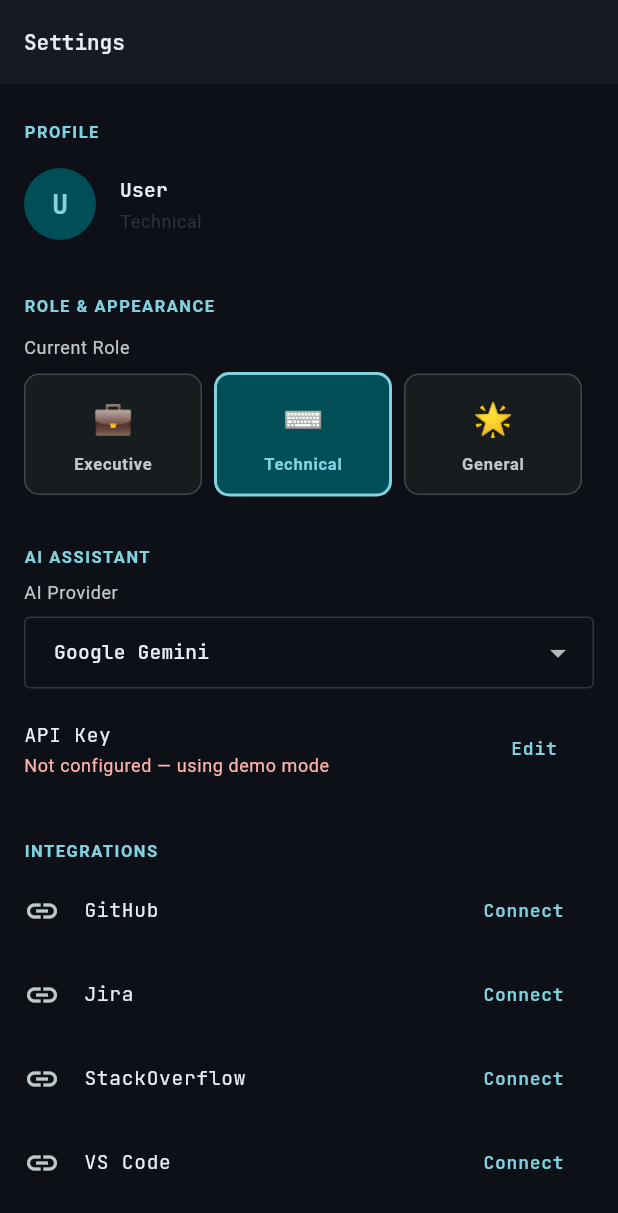
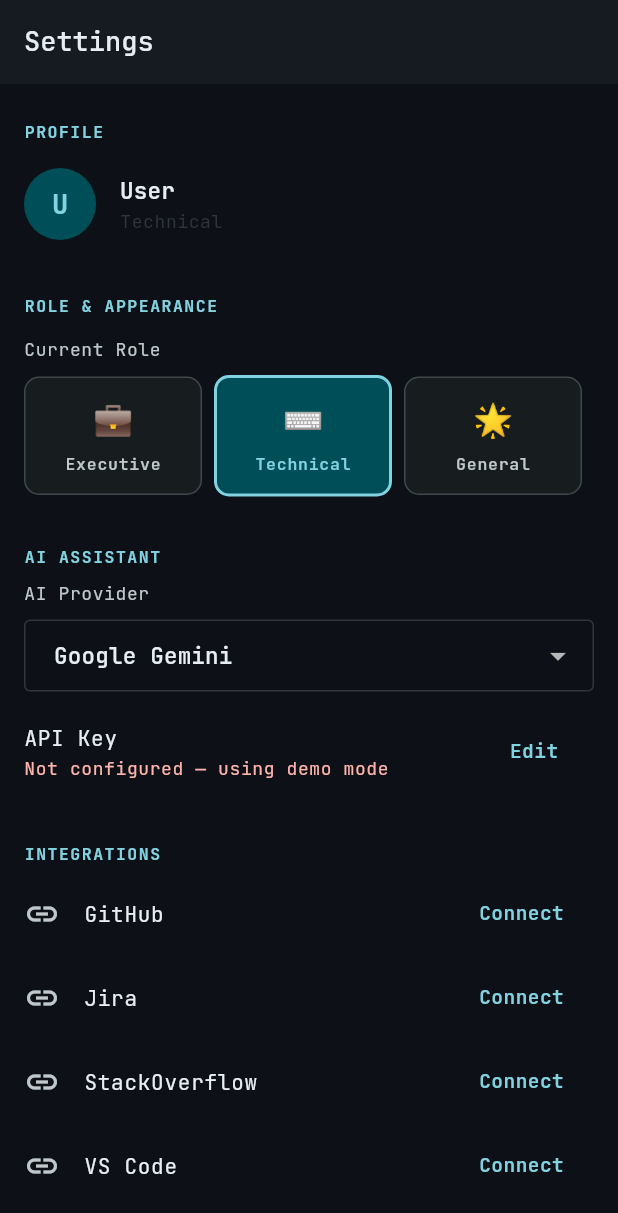
Before and after one commit to mkmishra-mkm/aprilai, a Flutter app: the SettingsScreen screen opened by its route, after a tap on "Executive", after a tap on "⌨️", on a phone screen of 412 x 824 dp. Shown: the top 1213 px of the screen. Run offline on Flutter 3.47's test engine with Material 3 defaults, Android fonts, the phone set to English and light mode, and no system bars; drawn by our look-alikes of flutter_animate; our stand-ins replace flutter_markdown, flutter_riverpod, go_router, google_fonts, shared_preferences; accounts and stored records are empty.

Commit message:
fix: compatibility with newer Flutter/Dart versions
- Remove empty assets/images and assets/animations dirs from pubspec.yaml
- Replace CardTheme with CardThemeData (breaking change in Flutter 3.29+)
- Replace GoogleFonts.*TextTheme() wrappers with direct fontFamily approach
  to fix const evaluation error with FontWeight map keys in google_fonts 6.x

Co-authored-by: mkmishra-mkm <mkmishra-mkm@users.noreply.github.com>

```diff
--- a/aprilai/lib/core/theme/app_theme.dart
+++ b/aprilai/lib/core/theme/app_theme.dart
@@ -14,6 +14,11 @@ class AppTheme {
   static const Color _generalTeal = Color(0xFF00897B);
   static const Color _generalBg = Color(0xFFF5F5F5);
 
+  // ── Font family helpers (avoids broken GoogleFonts.*TextTheme() const map) ─
+  static String get _interFamily => GoogleFonts.inter().fontFamily!;
+  static String get _jetbrainsFamily => GoogleFonts.jetBrainsMono().fontFamily!;
+  static String get _nunitoFamily => GoogleFonts.nunito().fontFamily!;
+
   // ── Executive Theme (Material 3, Light, medium density) ───────────────────
   static ThemeData get executive {
     final colorScheme = ColorScheme.fromSeed(
@@ -21,11 +26,13 @@ class AppTheme {
       secondary: _executiveGold,
       brightness: Brightness.light,
     );
+    final textTheme = _buildTextTheme(_interFamily, Brightness.light);
     return ThemeData(
       useMaterial3: true,
       colorScheme: colorScheme,
-      textTheme: _executiveTextTheme,
-      cardTheme: CardTheme(
+      fontFamily: _interFamily,
+      textTheme: textTheme,
+      cardTheme: CardThemeData(
         elevation: 0,
         shape: RoundedRectangleBorder(borderRadius: BorderRadius.circular(12)),
         color: Colors.white,
@@ -36,7 +43,7 @@ class AppTheme {
         elevation: 0,
         scrolledUnderElevation: 1,
         centerTitle: false,
-        titleTextStyle: _executiveTextTheme.titleLarge?.copyWith(
+        titleTextStyle: textTheme.titleLarge?.copyWith(
           color: colorScheme.onSurface,
           fontWeight: FontWeight.w600,
         ),
@@ -67,12 +74,14 @@ class AppTheme {
       surfaceContainerHighest: const Color(0xFF161B22),
       outline: const Color(0xFF30363D),
     );
+    final textTheme = _buildTextTheme(_jetbrainsFamily, Brightness.dark);
     return ThemeData(
       useMaterial3: true,
       colorScheme: colorScheme,
       scaffoldBackgroundColor: _technicalBg,
-      textTheme: _technicalTextTheme,
-      cardTheme: CardTheme(
+      fontFamily: _jetbrainsFamily,
+      textTheme: textTheme,
+      cardTheme: CardThemeData(
         elevation: 0,
         shape: RoundedRectangleBorder(
           borderRadius: BorderRadius.circular(6),
@@ -86,9 +95,9 @@ class AppTheme {
         elevation: 0,
         scrolledUnderElevation: 0,
         centerTitle: false,
-        titleTextStyle: _technicalTextTheme.titleLarge?.copyWith(
+        titleTextStyle: textTheme.titleLarge?.copyWith(
           color: const Color(0xFFE6EDF3),
-          fontFamily: 'JetBrains Mono',
+          fontFamily: _jetbrainsFamily,
         ),
         iconTheme: const IconThemeData(color: Color(0xFF8B949E)),
       ),
@@ -106,7 +115,7 @@ class AppTheme {
         style: FilledButton.styleFrom(
           minimumSize: const Size(0, 36),
           shape: RoundedRectangleBorder(borderRadius: BorderRadius.circular(4)),
-          textStyle: GoogleFonts.jetBrainsMono(fontSize: 13),
+          textStyle: TextStyle(fontFamily: _jetbrainsFamily, fontSize: 13),
         ),
       ),
       inputDecorationTheme: InputDecorationTheme(
@@ -136,12 +145,15 @@ class AppTheme {
     ).copyWith(
       surface: _generalBg,
     );
+    final textTheme = _buildTextTheme(_nunitoFamily, Brightness.light,
+        scale: 1.15);
     return ThemeData(
       useMaterial3: true,
       colorScheme: colorScheme,
       scaffoldBackgroundColor: _generalBg,
-      textTheme: _generalTextTheme,
-      cardTheme: CardTheme(
+      fontFamily: _nunitoFamily,
+      textTheme: textTheme,
+      cardTheme: CardThemeData(
         elevation: 2,
         shadowColor: Colors.black26,
         shape: RoundedRectangleBorder(borderRadius: BorderRadius.circular(20)),
@@ -152,7 +164,7 @@ class AppTheme {
         backgroundColor: colorScheme.primary,
         elevation: 0,
         centerTitle: true,
-        titleTextStyle: _generalTextTheme.titleLarge?.copyWith(
+        titleTextStyle: textTheme.titleLarge?.copyWith(
           color: Colors.white,
           fontWeight: FontWeight.w700,
           fontSize: 22,
@@ -165,73 +177,61 @@ class AppTheme {
           shape: RoundedRectangleBorder(borderRadius: BorderRadius.circular(16)),
           backgroundColor: colorScheme.primary,
           foregroundColor: Colors.white,
-          textStyle: _generalTextTheme.titleMedium?.copyWith(
-            fontWeight: FontWeight.w700,
-          ),
+          textStyle: textTheme.titleMedium?.copyWith(fontWeight: FontWeight.w700),
         ),
       ),
       filledButtonTheme: FilledButtonThemeData(
         style: FilledButton.styleFrom(
           minimumSize: const Size(double.infinity, 64),
           shape: RoundedRectangleBorder(borderRadius: BorderRadius.circular(16)),
-          textStyle: _generalTextTheme.titleMedium?.copyWith(
-            fontWeight: FontWeight.w700,
-          ),
+          textStyle: textTheme.titleMedium?.copyWith(fontWeight: FontWeight.w700),
         ),
       ),
       navigationBarTheme: NavigationBarThemeData(
         height: 72,
-        labelTextStyle: WidgetStateProperty.resolveWith((states) {
-          return _generalTextTheme.labelLarge?.copyWith(
-            fontWeight: FontWeight.w600,
-          );
-        }),
+        labelTextStyle: WidgetStateProperty.resolveWith((_) =>
+            textTheme.labelLarge?.copyWith(fontWeight: FontWeight.w600)),
       ),
     );
   }
 
-  // ── Text Themes ───────────────────────────────────────────────────────────
-  static TextTheme get _executiveTextTheme => GoogleFonts.interTextTheme(
-        const TextTheme(
-          displayLarge: TextStyle(fontSize: 32, fontWeight: FontWeight.w300, letterSpacing: -1),
-          headlineLarge: TextStyle(fontSize: 24, fontWeight: FontWeight.w600),
-          headlineMedium: TextStyle(fontSize: 20, fontWeight: FontWeight.w600),
-          titleLarge: TextStyle(fontSize: 18, fontWeight: FontWeight.w500),
-          titleMedium: TextStyle(fontSize: 15, fontWeight: FontWeight.w500),
-          bodyLarge: TextStyle(fontSize: 14, height: 1.5),
-          bodyMedium: TextStyle(fontSize: 13, height: 1.5),
-          labelLarge: TextStyle(fontSize: 13, fontWeight: FontWeight.w600, letterSpacing: 0.3),
-        ),
-      );
+  // ── Text theme builder (avoids GoogleFonts.*TextTheme const map issue) ────
+  static TextTheme _buildTextTheme(
+    String fontFamily,
+    Brightness brightness, {
+    double scale = 1.0,
+  }) {
+    final base = brightness == Brightness.dark
+        ? ThemeData.dark().textTheme
+        : ThemeData.light().textTheme;
 
-  static TextTheme get _technicalTextTheme {
-    const mono = TextStyle(fontFamily: 'monospace');
-    return GoogleFonts.jetBrainsMonoTextTheme(
-      TextTheme(
-        displayLarge: mono.copyWith(fontSize: 28, fontWeight: FontWeight.w700),
-        headlineLarge: mono.copyWith(fontSize: 20, fontWeight: FontWeight.w700),
-        headlineMedium: mono.copyWith(fontSize: 16, fontWeight: FontWeight.w600),
-        titleLarge: mono.copyWith(fontSize: 14, fontWeight: FontWeight.w600),
-        titleMedium: mono.copyWith(fontSize: 13),
-        bodyLarge: mono.copyWith(fontSize: 13, height: 1.6),
-        bodyMedium: mono.copyWith(fontSize: 12, height: 1.6),
-        labelLarge: mono.copyWith(fontSize: 12, fontWeight: FontWeight.w600, letterSpacing: 0.5),
-      ),
+    TextStyle s(double size, FontWeight weight, {double? height, double? spacing}) =>
+        TextStyle(
+          fontFamily: fontFamily,
+          fontSize: size * scale,
+          fontWeight: weight,
+          height: height,
+          letterSpacing: spacing,
+        );
+
+    return base.copyWith(
+      displayLarge: s(32, FontWeight.w300, spacing: -1),
+      displayMedium: s(28, FontWeight.w300),
+      displaySmall: s(24, FontWeight.w400),
+      headlineLarge: s(24, FontWeight.w600),
+      headlineMedium: s(20, FontWeight.w600),
+      headlineSmall: s(18, FontWeight.w600),
+      titleLarge: s(18, FontWeight.w500),
+      titleMedium: s(15, FontWeight.w500),
+      titleSmall: s(13, FontWeight.w500),
+      bodyLarge: s(14, FontWeight.w400, height: 1.5),
+      bodyMedium: s(13, FontWeight.w400, height: 1.5),
+      bodySmall: s(12, FontWeight.w400, height: 1.5),
+      labelLarge: s(13, FontWeight.w600, spacing: 0.3),
+      labelMedium: s(12, FontWeight.w500),
+      labelSmall: s(11, FontWeight.w500),
     );
   }
-
-  static TextTheme get _generalTextTheme => GoogleFonts.nunitoTextTheme(
-        const TextTheme(
-          displayLarge: TextStyle(fontSize: 36, fontWeight: FontWeight.w800),
-          headlineLarge: TextStyle(fontSize: 28, fontWeight: FontWeight.w800),
-          headlineMedium: TextStyle(fontSize: 24, fontWeight: FontWeight.w700),
-          titleLarge: TextStyle(fontSize: 20, fontWeight: FontWeight.w700),
-          titleMedium: TextStyle(fontSize: 18, fontWeight: FontWeight.w600),
-          bodyLarge: TextStyle(fontSize: 18, height: 1.6),
-          bodyMedium: TextStyle(fontSize: 16, height: 1.6),
-          labelLarge: TextStyle(fontSize: 16, fontWeight: FontWeight.w700),
-        ),
-      );
 
   // ── Factory accessor ──────────────────────────────────────────────────────
   static ThemeData forRole(UserRole role) {
@@ -245,7 +245,6 @@ class AppTheme {
     }
   }
 
-  static Brightness brightnessForRole(UserRole role) {
-    return role == UserRole.technical ? Brightness.dark : Brightness.light;
-  }
+  static Brightness brightnessForRole(UserRole role) =>
+      role == UserRole.technical ? Brightness.dark : Brightness.light;
 }
--- a/aprilai/pubspec.yaml
+++ b/aprilai/pubspec.yaml
@@ -34,6 +34,3 @@ dev_dependencies:
 
 flutter:
   uses-material-design: true
-  assets:
-    - assets/images/
-    - assets/animations/
```
